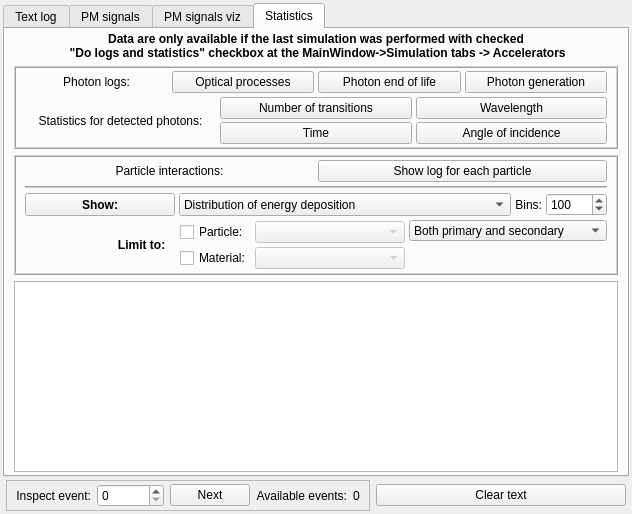
Before: the Qt Designer form src/gui/outputwindow.ui in andrmor/ANTS2, drawn with Qt 5.
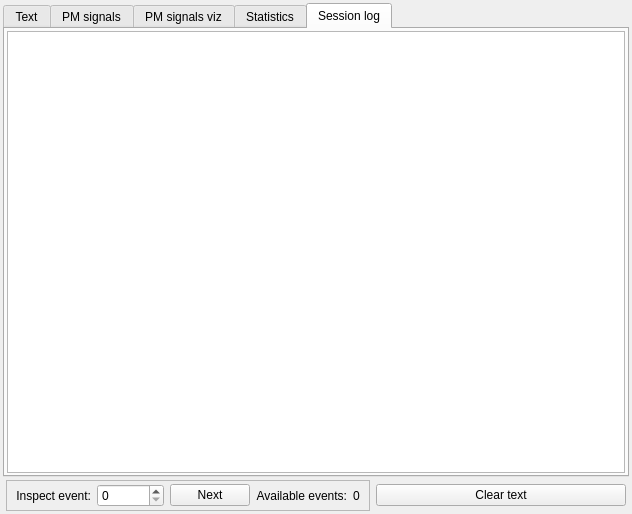
After: the same form once the commit is applied.

```diff
--- a/src/gui/outputwindow.ui
+++ b/src/gui/outputwindow.ui
@@ -94,11 +94,11 @@
        </palette>
       </property>
       <property name="currentIndex">
-       <number>3</number>
+       <number>4</number>
       </property>
       <widget class="QWidget" name="tabText">
        <attribute name="title">
-        <string>Text log</string>
+        <string>Text</string>
        </attribute>
        <layout class="QHBoxLayout" name="horizontalLayout_3">
         <property name="leftMargin">
@@ -1184,6 +1184,28 @@
         </item>
        </layout>
       </widget>
+      <widget class="QWidget" name="tabLogger">
+       <attribute name="title">
+        <string>Session log</string>
+       </attribute>
+       <layout class="QVBoxLayout" name="verticalLayout_14">
+        <property name="leftMargin">
+         <number>2</number>
+        </property>
+        <property name="topMargin">
+         <number>2</number>
+        </property>
+        <property name="rightMargin">
+         <number>2</number>
+        </property>
+        <property name="bottomMargin">
+         <number>2</number>
+        </property>
+        <item>
+         <widget class="QTextEdit" name="teLogger"/>
+        </item>
+       </layout>
+      </widget>
      </widget>
     </item>
     <item>
```
